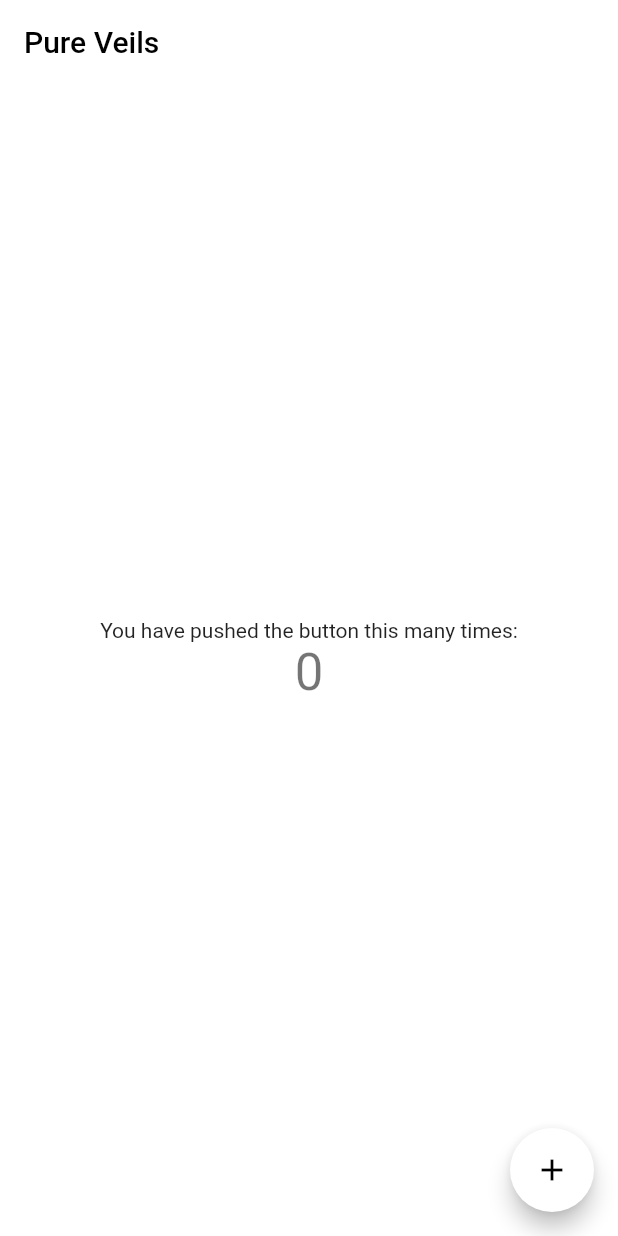
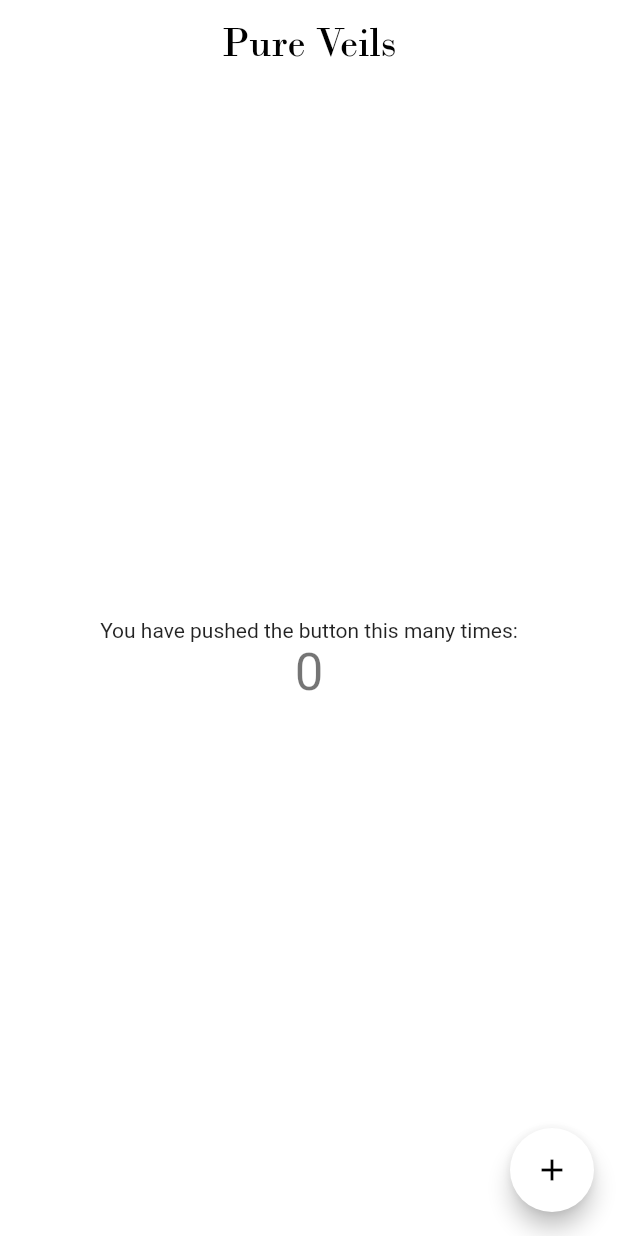
Before and after one commit to mahmoudal99/Pure_Veils, a Flutter app: the screen it shows after launch, on a phone screen of 412 x 824 dp. Run offline on Flutter 3.47's test engine with Material 2 defaults, Android fonts, the phone set to English and light mode, and no system bars.

```diff
--- a/lib/main.dart
+++ b/lib/main.dart
@@ -15,7 +15,7 @@ class MyApp extends StatelessWidget {
         visualDensity: VisualDensity.adaptivePlatformDensity,
       ),
       debugShowCheckedModeBanner: false,
-      home: MyHomePage(title: 'Pure Veils'),
+      home: MyHomePage(title: 'Pure Veils',),
     );
   }
 }
@@ -43,9 +43,10 @@ class _MyHomePageState extends State<MyHomePage> {
     return Scaffold(
       backgroundColor: Colors.white,
       appBar: AppBar(
+        centerTitle: true,
         title: Text(
           widget.title,
-          style: TextStyle(color: Colors.black),
+          style: TextStyle(color: Colors.black, fontFamily: "Bodoni", fontSize: 28),
         ),
         elevation: 0,
       ),
```
Also changed, not shown: pubspec.yaml (+6 -12 lines), assets/fonts/bodoni.TTF (added), assets/logo.jpg (added), 20 other files.
